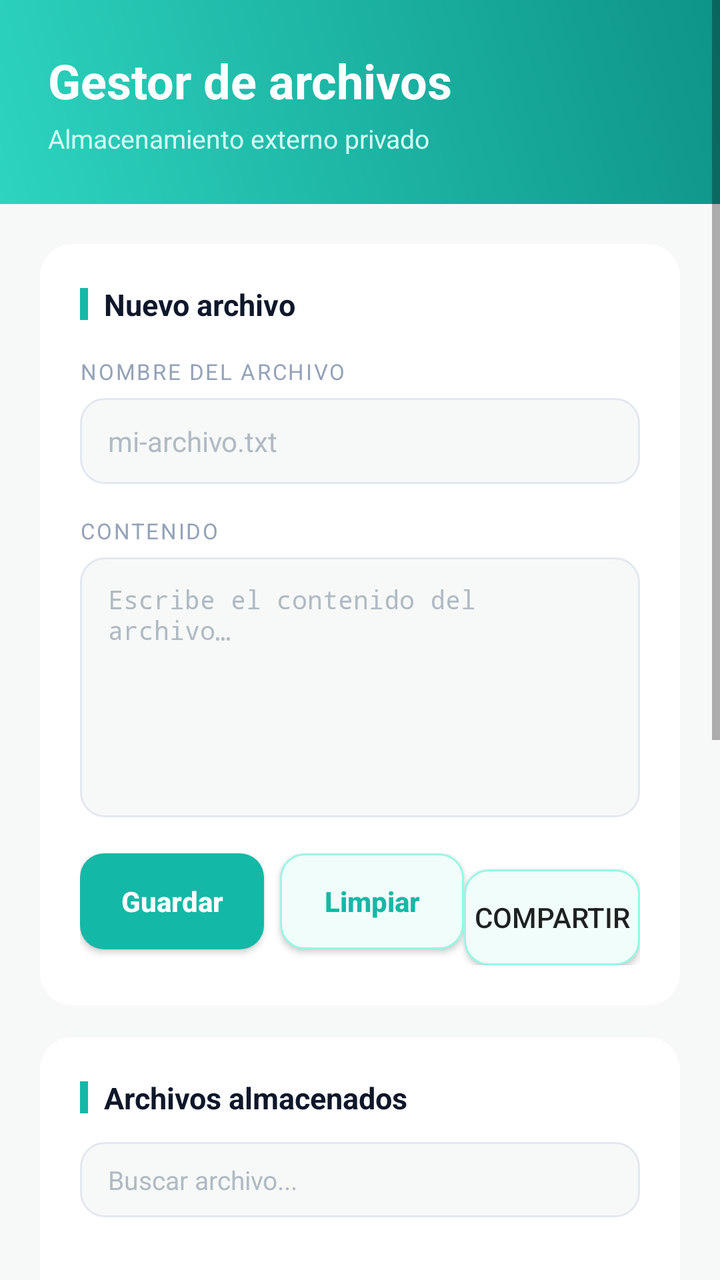
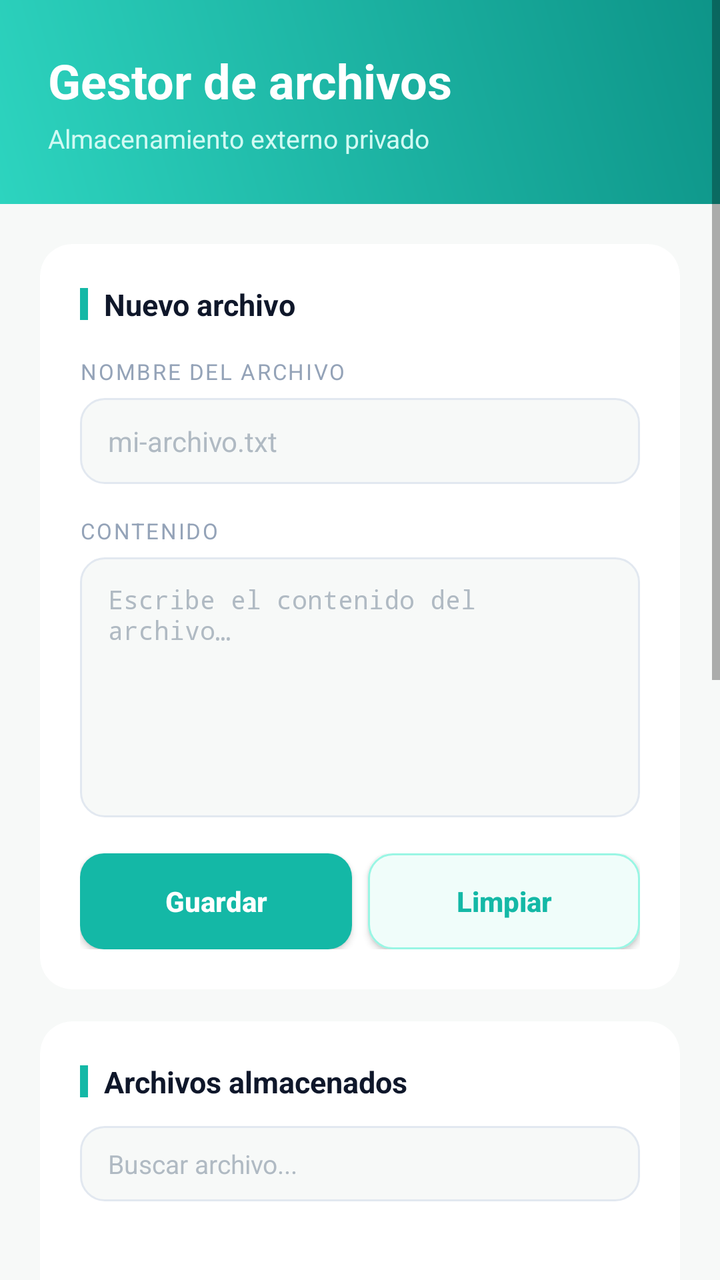

The first picture is an Android layout as it rendered before a commit; the second is the same layout after the commit. The layout source and the unified diff follow.
<!-- AndroidManifest.xml: application theme Theme.GestorDeArchivos -->
<!-- res/layout/activity_main.xml -->
<?xml version="1.0" encoding="utf-8"?>
<ScrollView xmlns:android="http://schemas.android.com/apk/res/android"
    xmlns:app="http://schemas.android.com/apk/res-auto"
    xmlns:tools="http://schemas.android.com/tools"
    android:layout_width="match_parent"
    android:layout_height="match_parent"
    android:background="#F7F9F8"
    tools:context=".MainActivity">

    <LinearLayout
        android:layout_width="match_parent"
        android:layout_height="wrap_content"
        android:orientation="vertical">

        
        <LinearLayout
            android:layout_width="match_parent"
            android:layout_height="wrap_content"
            android:orientation="vertical"
            android:background="@drawable/bg_header"
            android:padding="24dp"
            android:paddingBottom="28dp">

            <TextView
                android:layout_width="wrap_content"
                android:layout_height="wrap_content"
                android:text="Gestor de archivos"
                android:textColor="#FFFFFF"
                android:textSize="24sp"
                android:textStyle="bold" />

            <TextView
                android:layout_width="wrap_content"
                android:layout_height="wrap_content"
                android:layout_marginTop="4dp"
                android:text="Almacenamiento externo privado"
                android:textColor="#D1FAF3"
                android:textSize="13sp" />

        </LinearLayout>

        <LinearLayout
            android:layout_width="match_parent"
            android:layout_height="wrap_content"
            android:orientation="vertical"
            android:padding="20dp">

            
            <androidx.cardview.widget.CardView
                android:layout_width="match_parent"
                android:layout_height="wrap_content"
                android:layout_marginBottom="16dp"
                app:cardBackgroundColor="#FFFFFF"
                app:cardCornerRadius="16dp"
                app:cardElevation="0dp"
                app:strokeColor="#E5E9EA"
                app:strokeWidth="1dp">

                <LinearLayout
                    android:layout_width="match_parent"
                    android:layout_height="wrap_content"
                    android:orientation="vertical"
                    android:padding="20dp">

                    <LinearLayout
                        android:layout_width="wrap_content"
                        android:layout_height="wrap_content"
                        android:orientation="horizontal"
                        android:gravity="center_vertical"
                        android:layout_marginBottom="16dp">

                        <View
                            android:layout_width="4dp"
                            android:layout_height="16dp"
                            android:background="#14B8A6"
                            android:layout_marginEnd="8dp" />

                        <TextView
                            android:layout_width="wrap_content"
                            android:layout_height="wrap_content"
                            android:text="Nuevo archivo"
                            android:textColor="#0F172A"
                            android:textSize="15sp"
                            android:textStyle="bold" />

                    </LinearLayout>

                    
                    <TextView
                        android:layout_width="wrap_content"
                        android:layout_height="wrap_content"
                        android:layout_marginBottom="6dp"
                        android:text="Nombre del archivo"
                        android:textColor="#94A3B8"
                        android:textSize="11sp"
                        android:textAllCaps="true"
                        android:letterSpacing="0.08" />

                    <EditText
                        android:id="@+id/etNombreArchivo"
                        android:layout_width="match_parent"
                        android:layout_height="wrap_content"
                        android:layout_marginBottom="16dp"
                        android:background="@drawable/bg_input"
                        android:hint="mi-archivo.txt"
                        android:inputType="text"
                        android:maxLines="1"
                        android:paddingHorizontal="14dp"
                        android:paddingVertical="12dp"
                        android:textColor="#0F172A"
                        android:textColorHint="#B0BAC3"
                        android:textSize="14sp" />

                    
                    <TextView
                        android:layout_width="wrap_content"
                        android:layout_height="wrap_content"
                        android:layout_marginBottom="6dp"
                        android:text="Contenido"
                        android:textColor="#94A3B8"
                        android:textSize="11sp"
                        android:textAllCaps="true"
                        android:letterSpacing="0.08" />

                    <EditText
                        android:id="@+id/etContenido"
                        android:layout_width="match_parent"
                        android:layout_height="130dp"
                        android:layout_marginBottom="18dp"
                        android:background="@drawable/bg_input"
                        android:gravity="top|start"
                        android:hint="Escribe el contenido del archivo…"
                        android:inputType="textMultiLine"
                        android:paddingHorizontal="14dp"
                        android:paddingVertical="12dp"
                        android:scrollbars="vertical"
                        android:textColor="#0F172A"
                        android:textColorHint="#B0BAC3"
                        android:textSize="13sp"
                        android:typeface="monospace" />

                    
                    <LinearLayout
                        android:layout_width="match_parent"
                        android:layout_height="wrap_content"
                        android:orientation="horizontal">

                        <android.widget.Button
                            android:id="@+id/btnGuardar"
                            android:layout_width="0dp"
                            android:layout_height="48dp"
                            android:layout_marginEnd="8dp"
                            android:layout_weight="1"
                            android:background="@drawable/bg_button_primary"
                            android:text="Guardar"
                            android:textColor="#FFFFFF"
                            android:textSize="14sp"
                            android:textStyle="bold"
                            android:textAllCaps="false" />

                        <android.widget.Button
                            android:id="@+id/btnLimpiar"
                            android:layout_width="0dp"
                            android:layout_height="48dp"
                            android:layout_weight="1"
                            android:background="@drawable/bg_button_secondary"
                            android:text="Limpiar"
                            android:textColor="#14B8A6"
                            android:textSize="14sp"
                            android:textStyle="bold"
                            android:textAllCaps="false" />

                        <Button
                            android:id="@+id/btnCompartir"
                            android:layout_width="wrap_content"
                            android:layout_height="wrap_content"
                            android:text="Compartir"
                            android:background="@drawable/bg_button_secondary"
                            android:layout_marginTop="8dp" />

                    </LinearLayout>
                </LinearLayout>
            </androidx.cardview.widget.CardView>

            
            <androidx.cardview.widget.CardView
                android:layout_width="match_parent"
                android:layout_height="wrap_content"
                android:layout_marginBottom="16dp"
                app:cardBackgroundColor="#FFFFFF"
                app:cardCornerRadius="16dp"
                app:cardElevation="0dp"
                app:strokeColor="#E5E9EA"
                app:strokeWidth="1dp">

                <LinearLayout
                    android:layout_width="match_parent"
                    android:layout_height="wrap_content"
                    android:orientation="vertical"
                    android:padding="20dp">

                    <LinearLayout
                        android:layout_width="match_parent"
                        android:layout_height="wrap_content"
                        android:layout_marginBottom="12dp"
                        android:gravity="center_vertical"
                        android:orientation="horizontal">

                        <View
                            android:layout_width="4dp"
                            android:layout_height="16dp"
                            android:background="#14B8A6"
                            android:layout_marginEnd="8dp" />

                        <TextView
                            android:layout_width="wrap_content"
                            android:layout_height="wrap_content"
                            android:text="Archivos almacenados"
                            android:textColor="#0F172A"
                            android:textSize="15sp"
                            android:textStyle="bold" />

                    </LinearLayout>

                    
                    <EditText
                        android:id="@+id/etBuscar"
                        android:layout_width="match_parent"
                        android:layout_height="wrap_content"
                        android:layout_marginBottom="12dp"
                        android:background="@drawable/bg_input"
                        android:hint="Buscar archivo..."
                        android:inputType="text"
                        android:maxLines="1"
                        android:paddingHorizontal="14dp"
                        android:paddingVertical="10dp"
                        android:textColor="#0F172A"
                        android:textColorHint="#B0BAC3"
                        android:textSize="13sp" />

                    <ListView
                        android:id="@+id/lvArchivos"
                        android:layout_width="match_parent"
                        android:layout_height="220dp"
                        android:divider="#F0F3F2"
                        android:dividerHeight="1dp" />

                </LinearLayout>
            </androidx.cardview.widget.CardView>

            
            <androidx.cardview.widget.CardView
                android:layout_width="match_parent"
                android:layout_height="wrap_content"
                android:layout_marginBottom="8dp"
                app:cardBackgroundColor="#FFFFFF"
                app:cardCornerRadius="16dp"
                app:cardElevation="0dp"
                app:strokeColor="#E5E9EA"
                app:strokeWidth="1dp">

                <LinearLayout
                    android:layout_width="match_parent"
                    android:layout_height="wrap_content"
                    android:orientation="vertical"
                    android:padding="20dp">

                    <LinearLayout
                        android:layout_width="wrap_content"
                        android:layout_height="wrap_content"
                        android:orientation="horizontal"
                        android:gravity="center_vertical"
                        android:layout_marginBottom="12dp">

                        <View
                            android:layout_width="4dp"
                            android:layout_height="16dp"
                            android:background="#14B8A6"
                            android:layout_marginEnd="8dp" />

                        <TextView
                            android:layout_width="wrap_content"
                            android:layout_height="wrap_content"
                            android:text="Contenido del archivo"
                            android:textColor="#0F172A"
                            android:textSize="15sp"
                            android:textStyle="bold" />

                    </LinearLayout>

                    <TextView
                        android:id="@+id/tvContenidoArchivo"
                        android:layout_width="match_parent"
                        android:layout_height="130dp"
                        android:background="@drawable/bg_viewer"
                        android:gravity="top|start"
                        android:padding="14dp"
                        android:scrollbars="vertical"
                        android:text="Selecciona un archivo para leerlo"
                        android:textColor="#475569"
                        android:textIsSelectable="true"
                        android:textSize="13sp"
                        android:typeface="monospace" />

                </LinearLayout>
            </androidx.cardview.widget.CardView>

        </LinearLayout>
    </LinearLayout>
</ScrollView>
<!-- resources referenced by this layout -->
<resources>
  <!-- drawable bg_button_primary (drawable) -->
  <?xml version="1.0" encoding="utf-8"?>
  <shape xmlns:android="http://schemas.android.com/apk/res/android"
      android:shape="rectangle">
      <solid android:color="#14B8A6" />
      <corners android:radius="12dp" />
  </shape>
  <!-- drawable bg_button_secondary (drawable) -->
  <?xml version="1.0" encoding="utf-8"?>
  <shape xmlns:android="http://schemas.android.com/apk/res/android"
      android:shape="rectangle">
      <solid android:color="#F0FDFA" />
      <stroke
          android:width="1dp"
          android:color="#99F6E4" />
      <corners android:radius="12dp" />
  </shape>
  <!-- drawable bg_header (drawable) -->
  <?xml version="1.0" encoding="utf-8"?>
  <shape xmlns:android="http://schemas.android.com/apk/res/android"
      android:shape="rectangle">
      <gradient
          android:type="linear"
          android:angle="45"
          android:startColor="#2DD4BF"
          android:endColor="#0D9488" />
  </shape>
  <!-- drawable bg_input (drawable) -->
  <?xml version="1.0" encoding="utf-8"?>
  <shape xmlns:android="http://schemas.android.com/apk/res/android"
      android:shape="rectangle">
      <solid android:color="#F7F9F8" />
      <stroke
          android:width="1dp"
          android:color="#E2E8F0" />
      <corners android:radius="12dp" />
  </shape>
  <!-- drawable bg_viewer (drawable) -->
  <?xml version="1.0" encoding="utf-8"?>
  <shape xmlns:android="http://schemas.android.com/apk/res/android"
      android:shape="rectangle">
      <solid android:color="#F7F9F8" />
      <stroke
          android:width="1dp"
          android:color="#E2E8F0" />
      <corners android:radius="12dp" />
  </shape>
  <style name="Theme.GestorDeArchivos" parent="Theme.MaterialComponents.DayNight.NoActionBar">
          <item name="colorPrimary">@color/purple_500</item>
          <item name="colorPrimaryVariant">@color/purple_500</item>
          <item name="colorOnPrimary">@color/white</item>
          <item name="colorSecondary">@color/pink_500</item>
          <item name="colorSecondaryVariant">@color/pink_500</item>
          <item name="colorOnSecondary">@color/black</item>
          <item name="android:statusBarColor" tools:targetApi="l">@color/purple_500</item>
      </style>
  <color name="purple_500">#6C47FF</color>
  <color name="white">#FFFFFF</color>
  <color name="pink_500">#EC4899</color>
  <color name="black">#000000</color>
</resources>

<!-- the commit's change to res/layout/activity_main.xml (unified diff, before → after) -->
@@ -170,14 +170,6 @@
                             android:textStyle="bold"
                             android:textAllCaps="false" />
 
-                        <Button
-                            android:id="@+id/btnCompartir"
-                            android:layout_width="wrap_content"
-                            android:layout_height="wrap_content"
-                            android:text="Compartir"
-                            android:background="@drawable/bg_button_secondary"
-                            android:layout_marginTop="8dp" />
-
                     </LinearLayout>
                 </LinearLayout>
             </androidx.cardview.widget.CardView>
@@ -245,6 +237,48 @@
                         android:divider="#F0F3F2"
                         android:dividerHeight="1dp" />
 
+                    
+                    <LinearLayout
+                        android:layout_width="match_parent"
+                        android:layout_height="wrap_content"
+                        android:layout_marginTop="12dp"
+                        android:gravity="center_vertical"
+                        android:orientation="horizontal">
+
+                        <android.widget.Button
+                            android:id="@+id/btnPagAnterior"
+                            android:layout_width="wrap_content"
+                            android:layout_height="36dp"
+                            android:background="@drawable/bg_chip"
+                            android:paddingHorizontal="16dp"
+                            android:text="◀"
+                            android:textColor="#14B8A6"
+                            android:textStyle="bold"
+                            android:textAllCaps="false" />
+
+                        <TextView
+                            android:id="@+id/tvPagina"
+                            android:layout_width="0dp"
+                            android:layout_height="wrap_content"
+                            android:layout_weight="1"
+                            android:gravity="center"
+                            android:text="Página 1 de 1"
+                            android:textColor="#64748B"
+                            android:textSize="13sp" />
+
+                        <android.widget.Button
+                            android:id="@+id/btnPagSiguiente"
+                            android:layout_width="wrap_content"
+                            android:layout_height="36dp"
+                            android:background="@drawable/bg_chip"
+                            android:paddingHorizontal="16dp"
+                            android:text="▶"
+                            android:textColor="#14B8A6"
+                            android:textStyle="bold"
+                            android:textAllCaps="false" />
+
+                    </LinearLayout>
+
                 </LinearLayout>
             </androidx.cardview.widget.CardView>
 
@@ -302,6 +336,19 @@
                         android:textSize="13sp"
                         android:typeface="monospace" />
 
+                    
+                    <android.widget.Button
+                        android:id="@+id/btnCompartir"
+                        android:layout_width="match_parent"
+                        android:layout_height="44dp"
+                        android:layout_marginTop="14dp"
+                        android:background="@drawable/bg_button_secondary"
+                        android:text="Compartir archivo"
+                        android:textColor="#14B8A6"
+                        android:textSize="14sp"
+                        android:textStyle="bold"
+                        android:textAllCaps="false" />
+
                 </LinearLayout>
             </androidx.cardview.widget.CardView>
 
<!-- resource entries referenced after the edit -->
@@ -16,6 +16,13 @@
           android:width="1dp"
           android:color="#99F6E4" />
       <corners android:radius="12dp" />
+  </shape>
+  <!-- drawable bg_chip (drawable) -->
+  <?xml version="1.0" encoding="utf-8"?>
+  <shape xmlns:android="http://schemas.android.com/apk/res/android"
+      android:shape="rectangle">
+      <solid android:color="#F0FDFA" />
+      <corners android:radius="17dp" />
   </shape>
   <!-- drawable bg_header (drawable) -->
   <?xml version="1.0" encoding="utf-8"?>
